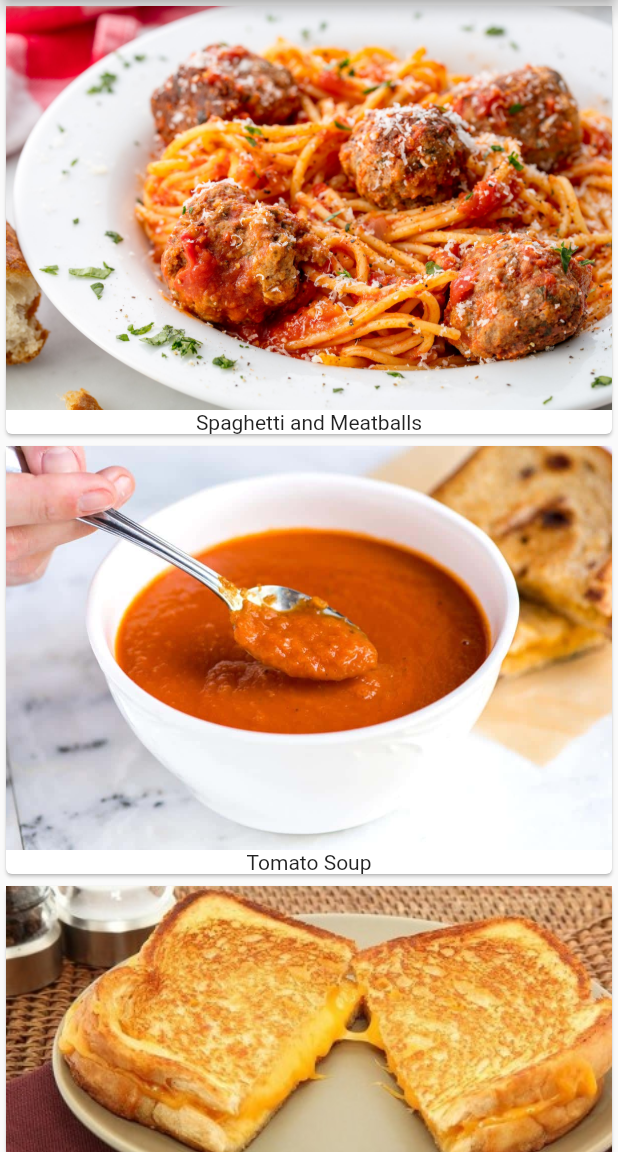
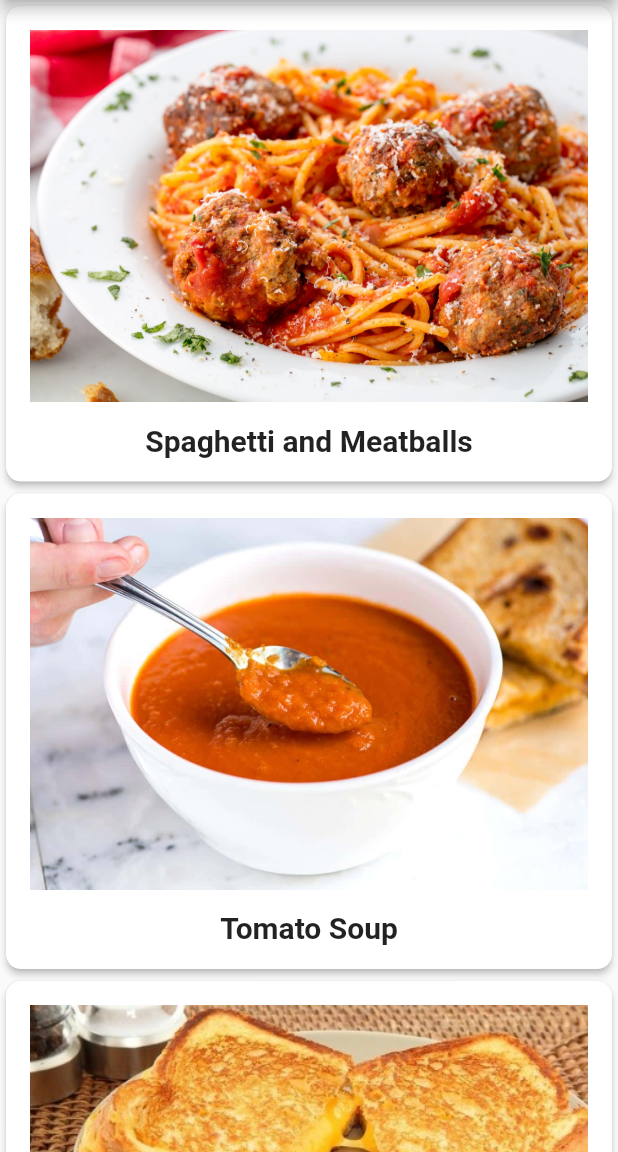
Before and after one commit to DavidCastelloBatet/recipes_flutter_253, a Flutter app: the screen it shows after launch, on a phone screen of 412 x 824 dp, the part 84-1236 px from its top. Run offline on Flutter 3.47's test engine with Material 2 defaults, Android fonts, the phone set to English and light mode, and no system bars; Roboto replaces fonts that are missing (Palatino).

Commit message:
styling card

```diff
--- a/lib/main.dart
+++ b/lib/main.dart
@@ -53,11 +53,24 @@ class _MyHomePageState extends State<MyHomePage> {
 
 Widget buildRecipeCard(Recipe recipe) {
   return Card(
-    child: Column(
-      children: <Widget>[
-        Image(image: AssetImage(recipe.imageUrl)),
-        Text(recipe.label),
-      ],
+    elevation: 2.0,
+    shape: RoundedRectangleBorder(borderRadius: BorderRadius.circular(10.0)),
+    child: Padding(
+      padding: const EdgeInsets.all(16.0),
+      child: Column(
+        children: <Widget>[
+          Image(image: AssetImage(recipe.imageUrl)),
+          const SizedBox(height: 14.0),
+          Text(
+            recipe.label,
+            style: const TextStyle(
+              fontSize: 20.0,
+              fontWeight: FontWeight.w700,
+              fontFamily: 'Palatino',
+            ),
+          ),
+        ],
+      ),
     ),
   );
 }
```
